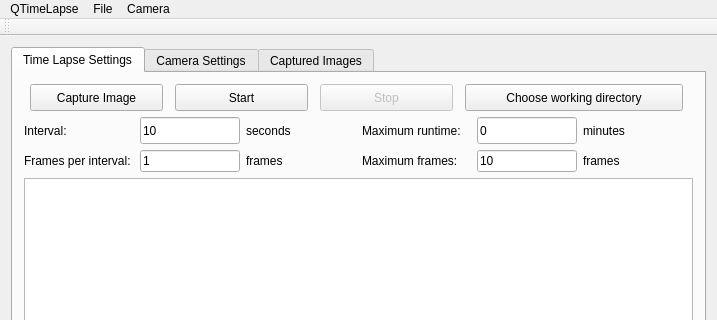
First picture: the form in qtimelapse.ui, repository makyo/qtimelapse, before the edit; both pictures show x 0 to 717 and y 0 to 320 of the 717 by 628 pixel window.
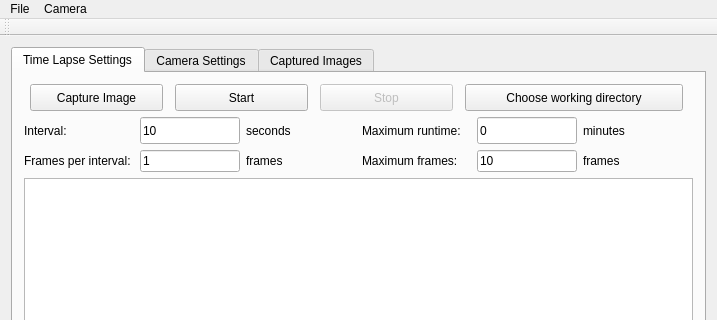
Second picture: the form after the edit.

```diff
--- a/qtimelapse.ui
+++ b/qtimelapse.ui
@@ -735,11 +735,6 @@
      <height>25</height>
     </rect>
    </property>
-   <widget class="QMenu" name="menuQTimeLapse">
-    <property name="title">
-     <string>QTimeLapse</string>
-    </property>
-   </widget>
    <widget class="QMenu" name="menuFile">
     <property name="title">
      <string>File</string>
@@ -757,7 +752,6 @@
     </property>
     <addaction name="actionDetect_Camera"/>
    </widget>
-   <addaction name="menuQTimeLapse"/>
    <addaction name="menuFile"/>
    <addaction name="menuCamera"/>
   </widget>
```
